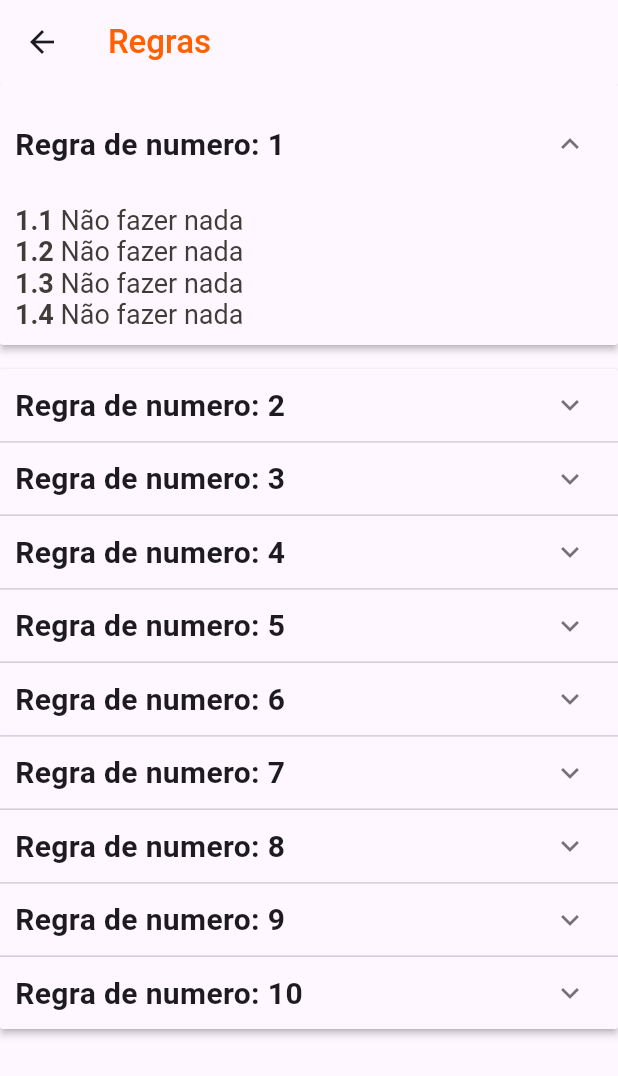
After one commit to Zi0Li/MOBILE-Condominium-Management, a Flutter app: the RulesPage screen opened directly, after a tap on the "expand more" icon, on a phone screen of 412 x 824 dp. The commit adds this screen. Shown: the top 1076 px of the screen. Run offline on Flutter 3.47's test engine with Material 3 defaults, Android fonts, the phone set to English and light mode, and no system bars; our stand-ins replace image_picker, mask_text_input_formatter.

Commit message:
Rules Page

```diff
--- /dev/null
+++ b/lib/data/models/Rules.dart
@@ -0,0 +1,29 @@
+class Rules {
+  Rules({
+    required this.id,
+    required this.title,
+    required this.content,
+    this.isExpanded = false,
+  });
+
+  int id;
+  String title;
+  List<String> content;
+  bool isExpanded;
+}
+
+List<Rules> gerarRegras(int qty) {
+  List<Rules> rules = [];
+
+  for (var i = 0; i < qty; i++) {
+    rules.add(
+      Rules(id: i + 1, title: 'Regra de numero: ${i + 1}', content: [
+        'Não fazer nada',
+        'Não fazer nada',
+        'Não fazer nada',
+        'Não fazer nada',
+      ]),
+    );
+  }
+  return rules;
+}
--- /dev/null
+++ b/lib/pages/rules.dart
@@ -0,0 +1,94 @@
+import 'package:flutter/material.dart';
+import 'package:tcc/data/models/Rules.dart';
+import 'package:tcc/widgets/appBar.dart';
+import 'package:tcc/widgets/config.dart';
+
+class RulesPage extends StatefulWidget {
+  const RulesPage({super.key});
+
+  @override
+  State<RulesPage> createState() => _RulesPageState();
+}
+
+class _RulesPageState extends State<RulesPage> {
+  bool expanded = true;
+
+  List<Rules> _rules = gerarRegras(10);
+
+  @override
+  Widget build(BuildContext context) {
+    return Scaffold(
+      appBar: AppBarWidget(
+        title: 'Regras',
+      ),
+      body: SingleChildScrollView(
+        child: Column(
+          children: [_buildPanel()],
+        ),
+      ),
+    );
+  }
+
+  Widget _buildPanel() {
+    return ExpansionPanelList(
+      expansionCallback: (int index, bool isExpanded) {
+        setState(() {
+          _rules[index].isExpanded = isExpanded;
+        });
+      },
+      children: _rules.map<ExpansionPanel>((Rules rules) {
+        return ExpansionPanel(
+          headerBuilder: (BuildContext context, bool isExpanded) {
+            return Padding(
+              padding: const EdgeInsets.fromLTRB(10, 10, 10, 0),
+              child: Text(
+                rules.title,
+                style: TextStyle(
+                  fontWeight: FontWeight.bold,
+                  fontSize: 20,
+                ),
+              ),
+            );
+          },
+          body: Padding(
+            padding: const EdgeInsets.fromLTRB(10, 0, 10, 10),
+            child: Column(
+              mainAxisSize: MainAxisSize.min,
+              crossAxisAlignment: CrossAxisAlignment.start,
+              children: [
+                for (int i = 0; i < rules.content.length; i++)
+                  Row(
+                    mainAxisAlignment: MainAxisAlignment.start,
+                    children: [
+                      RichText(
+                        overflow: TextOverflow.ellipsis,
+                        softWrap: false,
+                        maxLines: 1,
+                        text: TextSpan(
+                          text: "${rules.id}.${i + 1} ",
+                          style: TextStyle(
+                            color: Config.grey_letter,
+                            fontWeight: FontWeight.w600,
+                            fontSize: 18,
+                          ),
+                          children: [
+                            TextSpan(
+                              text: rules.content[i],
+                              style: TextStyle(
+                                fontWeight: FontWeight.w400,
+                              ),
+                            )
+                          ],
+                        ),
+                      )
+                    ],
+                  ),
+              ],
+            ),
+          ),
+          isExpanded: rules.isExpanded,
+        );
+      }).toList(),
+    );
+  }
+}
--- a/lib/widgets/config.dart
+++ b/lib/widgets/config.dart
@@ -20,6 +20,14 @@ class Config {
   static Color grey400 = Colors.grey.shade400;
   static Color grey600 = Colors.grey.shade600;
   static Color grey800 = Colors.grey.shade800;
+
+  static final List<String> listCategory = [
+    'Administração',
+    'Funcionário',
+    'Manutenção',
+    'Morador',
+    'Reclamação',
+  ];
 
   static final block = [
     'A',
@@ -105,7 +113,7 @@ class Config {
     for (int i = 0; i < qty; i++) {
       int selectedNumber = randomNumber(from, to);
       random += selectedNumber.toString();
-      if (i == (qty/2)-1) {
+      if (i == (qty / 2) - 1) {
         random += ' - ';
       }
     }
--- a/lib/widgets/drawer.dart
+++ b/lib/widgets/drawer.dart
@@ -6,6 +6,7 @@ import 'package:tcc/pages/correspondence.dart';
 import 'package:tcc/pages/home.dart';
 import 'package:tcc/pages/profile.dart';
 import 'package:tcc/pages/reserves_list.dart';
+import 'package:tcc/pages/rules.dart';
 import 'package:tcc/widgets/config.dart';
 
 class DrawerApp extends StatefulWidget {
@@ -156,12 +157,16 @@ class _DrawerAppState extends State<DrawerApp> {
               color: Config.orange,
             ),
             title: Text(
-              "* Regras",
+              "Regras",
               style: _textStyle(),
             ),
             onTap: () {
-              Navigator.pop(context);
-              _semPagina(context);
+              Navigator.push(
+                context,
+                MaterialPageRoute(
+                  builder: (context) => RulesPage(),
+                ),
+              );
             },
           ),
           ListTile(
```
